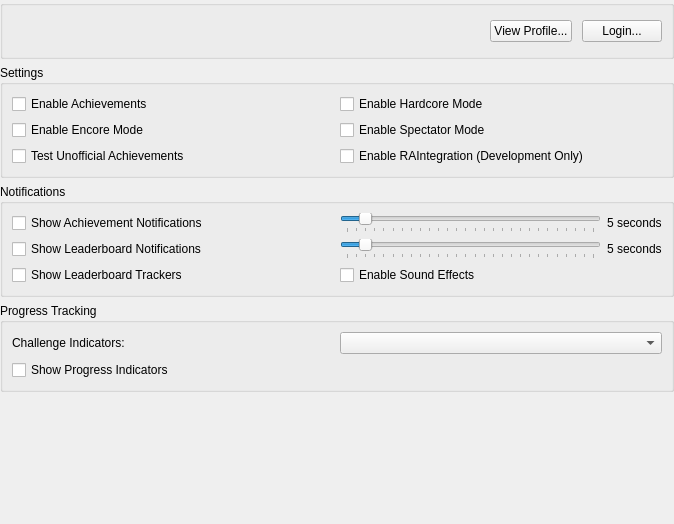
First picture: the form in src/duckstation-qt/achievementsettingswidget.ui, repository stenzek/duckstation, before the edit.
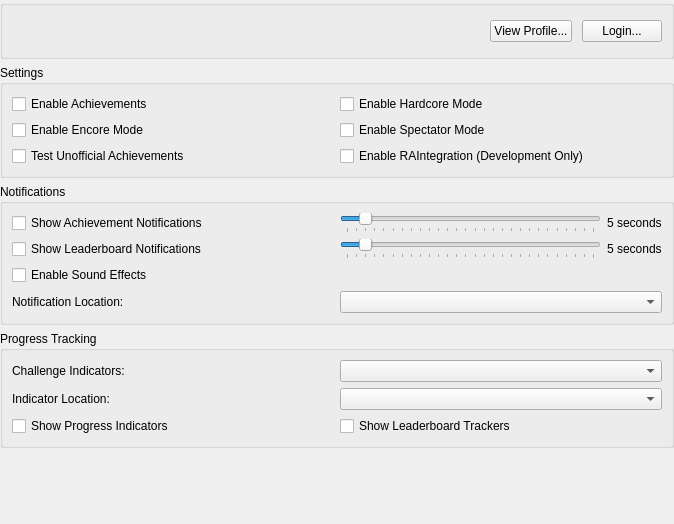
Second picture: the form after the edit.

Diff of the .ui file:
```diff
--- a/src/duckstation-qt/achievementsettingswidget.ui
+++ b/src/duckstation-qt/achievementsettingswidget.ui
@@ -227,15 +227,8 @@
         </item>
        </layout>
       </item>
-      <item row="2" column="0">
-       <widget class="QCheckBox" name="leaderboardTrackers">
-        <property name="text">
-         <string>Show Leaderboard Trackers</string>
-        </property>
-       </widget>
-      </item>
-      <item row="2" column="1">
-       <layout class="QHBoxLayout" name="horizontalLayout_4">
+      <item row="2" column="0" colspan="2">
+       <layout class="QHBoxLayout" name="horizontalLayout_4" stretch="1,1">
         <item>
          <widget class="QCheckBox" name="soundEffects">
           <property name="text">
@@ -246,7 +239,7 @@
         <item>
          <widget class="QLabel" name="changeSoundsLink">
           <property name="alignment">
-           <set>Qt::AlignmentFlag::AlignRight|Qt::AlignmentFlag::AlignTrailing|Qt::AlignmentFlag::AlignVCenter</set>
+           <set>Qt::AlignmentFlag::AlignLeft|Qt::AlignmentFlag::AlignTrailing|Qt::AlignmentFlag::AlignVCenter</set>
           </property>
           <property name="openExternalLinks">
            <bool>true</bool>
@@ -258,6 +251,16 @@
         </item>
        </layout>
       </item>
+      <item row="3" column="0">
+       <widget class="QLabel" name="label_2">
+        <property name="text">
+         <string>Notification Location:</string>
+        </property>
+       </widget>
+      </item>
+      <item row="3" column="1">
+       <widget class="QComboBox" name="notificationLocation"/>
+      </item>
      </layout>
     </widget>
    </item>
@@ -278,12 +281,29 @@
        <widget class="QComboBox" name="challengeIndicatorMode"/>
       </item>
       <item row="1" column="0">
+       <widget class="QLabel" name="label">
+        <property name="text">
+         <string>Indicator Location:</string>
+        </property>
+       </widget>
+      </item>
+      <item row="1" column="1">
+       <widget class="QComboBox" name="indicatorLocation"/>
+      </item>
+      <item row="2" column="0">
        <widget class="QCheckBox" name="progressIndicators">
         <property name="text">
          <string>Show Progress Indicators</string>
         </property>
        </widget>
       </item>
+      <item row="2" column="1">
+       <widget class="QCheckBox" name="leaderboardTrackers">
+        <property name="text">
+         <string>Show Leaderboard Trackers</string>
+        </property>
+       </widget>
+      </item>
      </layout>
     </widget>
    </item>
```
